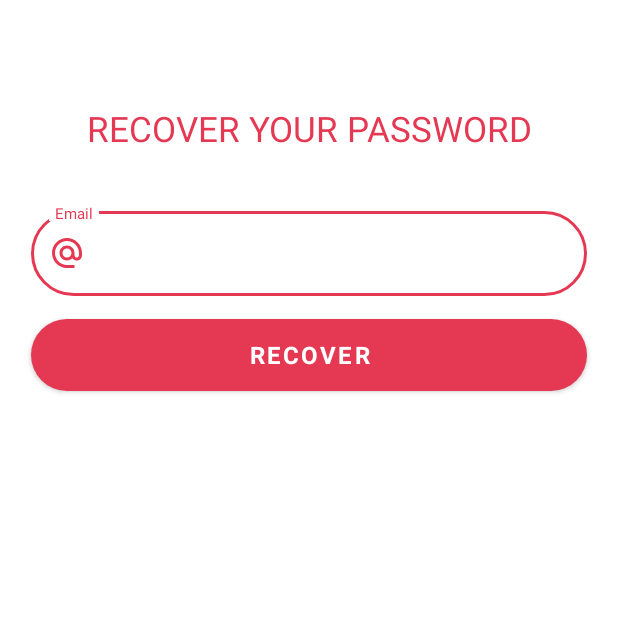
After one commit to johnkenedy/AMMarket, an Android app: the fragment ForgotPasswordFragment shown on its own in the app's theme, on a phone screen of 412 x 824 dp, the top half of it. The commit adds this screen. Run offline under Robolectric (Android 15) with nearby library versions, the phone set to English and light mode, and no system bars; our stand-ins replace Firebase (no records; nobody signed in at launch, a user with empty details on screens opened directly), data binding; Roboto replaces fonts that are not available here.

Commit message:
ForgotPasswordFragment.kt

```diff
--- a/app/src/main/java/com/am_developer/ammarket/activities/LoginActivity.kt
+++ b/app/src/main/java/com/am_developer/ammarket/activities/LoginActivity.kt
@@ -3,6 +3,7 @@ package com.am_developer.ammarket.activities
 import android.os.Bundle
 import com.am_developer.ammarket.R
 import com.am_developer.ammarket.databinding.ActivityLoginBinding
+import com.am_developer.ammarket.fragment.ForgotPasswordFragment
 import com.am_developer.ammarket.fragment.LoginFragment
 import com.am_developer.ammarket.fragment.RegisterFragment
 import com.ismaeldivita.chipnavigation.ChipNavigationBar
@@ -37,6 +38,7 @@ class LoginActivity : BaseActivity() {
                 val fragment = when (id) {
                     R.id.navigation_login -> LoginFragment()
                     R.id.navigation_register -> RegisterFragment()
+                    R.id.navigation_forgot_pasword -> ForgotPasswordFragment()
                     else -> return
                 }
 
--- /dev/null
+++ b/app/src/main/java/com/am_developer/ammarket/fragment/ForgotPasswordFragment.kt
@@ -0,0 +1,53 @@
+package com.am_developer.ammarket.fragment
+
+import android.os.Bundle
+import android.view.LayoutInflater
+import android.view.View
+import android.view.ViewGroup
+import com.am_developer.ammarket.R
+import com.am_developer.ammarket.databinding.FragmentForgotPasswordBinding
+import com.google.firebase.auth.FirebaseAuth
+
+class ForgotPasswordFragment : BaseFragment() {
+
+    private lateinit var binding: FragmentForgotPasswordBinding
+
+    override fun onCreateView(
+        inflater: LayoutInflater, container: ViewGroup?,
+        savedInstanceState: Bundle?
+    ): View {
+        binding = FragmentForgotPasswordBinding.inflate(inflater, container, false)
+
+        binding.btnRecoverPassword.setOnClickListener {
+            recoverPassword()
+        }
+
+        return binding.root
+    }
+
+    private fun recoverPassword() {
+        val email: String = binding.etRecoverEmail.text.toString().trim { it <= ' ' }
+        if (email.isEmpty()) {
+            showSnackBarInFragment(resources.getString(R.string.err_msg_enter_email), true)
+        } else {
+            showProgressDialog()
+            FirebaseAuth.getInstance().sendPasswordResetEmail(email)
+                .addOnCompleteListener { task ->
+                    hideProgressDialog()
+                    if (task.isSuccessful) {
+                        showSnackBarInFragment(
+                            resources.getString(R.string.recover_successfully_msg),
+                            false
+                        )
+                        activity?.supportFragmentManager?.beginTransaction()?.replace(
+                            R.id.login_fragment_container,
+                            LoginFragment()
+                        )?.commit()
+                    } else {
+                        showSnackBarInFragment(task.exception!!.message.toString(), true)
+                    }
+                }
+        }
+    }
+
+}
--- a/app/src/main/java/com/am_developer/ammarket/fragment/LoginFragment.kt
+++ b/app/src/main/java/com/am_developer/ammarket/fragment/LoginFragment.kt
@@ -25,9 +25,6 @@ class LoginFragment : BaseFragment() {
 
         binding.btnLoginEnter.setOnClickListener {
             logInRegisteredUser()
-        }
-        binding.tvLoginForgotPassword.setOnClickListener {
-
         }
 
         return binding.root
--- /dev/null
+++ b/app/src/main/res/layout/fragment_forgot_password.xml
@@ -0,0 +1,75 @@
+<?xml version="1.0" encoding="utf-8"?>
+<layout>
+
+    <androidx.constraintlayout.widget.ConstraintLayout xmlns:android="http://schemas.android.com/apk/res/android"
+        xmlns:tools="http://schemas.android.com/tools"
+        android:layout_width="match_parent"
+        android:layout_height="match_parent"
+        xmlns:app="http://schemas.android.com/apk/res-auto"
+        tools:context=".fragment.RegisterFragment">
+
+        <TextView
+            android:id="@+id/tv_recover_password"
+            android:layout_width="match_parent"
+            android:layout_height="wrap_content"
+            app:layout_constraintBottom_toBottomOf="parent"
+            app:layout_constraintEnd_toEndOf="parent"
+            android:text="@string/recover_your_password"
+            android:gravity="center"
+            android:textAllCaps="true"
+            android:textColor="@color/pink"
+            android:textSize="23sp"
+            android:layout_marginTop="70dp"
+            app:layout_constraintStart_toStartOf="parent"
+            app:layout_constraintTop_toTopOf="parent"
+            app:layout_constraintVertical_bias="0" />
+
+        <com.google.android.material.textfield.TextInputLayout
+            android:id="@+id/til_recover_email"
+            style="@style/Widget.MaterialComponents.TextInputLayout.OutlinedBox"
+            android:layout_width="0dp"
+            android:layout_height="wrap_content"
+            android:layout_marginTop="35dp"
+            android:hint="@string/email"
+            app:boxCornerRadiusBottomEnd="30dp"
+            app:boxCornerRadiusBottomStart="30dp"
+            app:boxCornerRadiusTopEnd="30dp"
+            app:boxCornerRadiusTopStart="30dp"
+            app:hintTextAppearance="@style/AMMarkek_font_title_thin"
+            app:hintTextColor="@color/pink"
+            app:layout_constraintEnd_toEndOf="parent"
+            app:layout_constraintStart_toStartOf="parent"
+            app:layout_constraintTop_toBottomOf="@+id/tv_recover_password"
+            app:layout_constraintWidth_percent=".9"
+            app:startIconDrawable="@drawable/ic_email"
+            app:startIconTint="@color/pink">
+
+            <EditText
+                android:id="@+id/et_recover_email"
+                style="@style/AMMarkek_font_title"
+                android:layout_width="match_parent"
+                android:layout_height="match_parent"
+                android:inputType="textEmailAddress"
+                android:textColor="@color/pink" />
+
+        </com.google.android.material.textfield.TextInputLayout>
+
+        <Button
+            android:id="@+id/btn_recover_password"
+            android:layout_width="0dp"
+            android:layout_height="wrap_content"
+            android:layout_marginTop="15dp"
+            style="@style/AMMarkek_font_title"
+            android:background="@drawable/btn_background"
+            android:text="@string/recover"
+            android:textColor="@color/white"
+            android:textSize="16sp"
+            android:textStyle="bold"
+            android:textAllCaps="false"
+            app:layout_constraintEnd_toEndOf="parent"
+            app:layout_constraintStart_toStartOf="parent"
+            app:layout_constraintTop_toBottomOf="@+id/til_recover_email"
+            app:layout_constraintWidth_percent=".9" />
+
+    </androidx.constraintlayout.widget.ConstraintLayout>
+</layout>
--- a/app/src/main/res/layout/fragment_register.xml
+++ b/app/src/main/res/layout/fragment_register.xml
@@ -16,7 +16,7 @@
         android:gravity="center"
         android:textAllCaps="true"
         android:textColor="@color/pink"
-        android:textSize="25sp"
+        android:textSize="23sp"
         android:layout_marginTop="70dp"
         app:layout_constraintStart_toStartOf="parent"
         app:layout_constraintTop_toTopOf="parent"
--- a/app/src/main/res/values-night/themes.xml
+++ b/app/src/main/res/values-night/themes.xml
@@ -12,5 +12,7 @@
         <!-- Status bar color. -->
         <item name="android:statusBarColor" tools:targetApi="l">?attr/colorPrimaryVariant</item>
         <!-- Customize your theme here. -->
+        <item name="android:screenOrientation">portrait</item>
+
     </style>
 </resources>
--- a/app/src/main/res/values/strings.xml
+++ b/app/src/main/res/values/strings.xml
@@ -34,4 +34,7 @@
     <string name="err_msg_enter_password">Please, enter password.</string>
     <string name="err_msg_enter_confirm_password">Please, confirm your password..</string>
     <string name="err_msg_password_and_confirm_password_mismatch">Password and confirm password mismatch.</string>
+    <string name="recover_your_password">Recover your password</string>
+    <string name="recover">RECOVER</string>
+    <string name="recover_successfully_msg">We sent you an email, you can change your password there!</string>
 </resources>
--- a/app/src/main/res/values/themes.xml
+++ b/app/src/main/res/values/themes.xml
@@ -13,6 +13,7 @@
         <item name="android:statusBarColor" tools:targetApi="l">?attr/colorPrimaryVariant</item>
         <!-- Customize your theme here. -->
         <item name="fontFamily">@font/alegreya_sc</item>
+        <item name="android:screenOrientation">portrait</item>
     </style>
 
     <style name="AMMarkek_font_title_thin">
```
Also changed, not shown: app/src/main/res/layout/fragment_login.xml (+1 -12 lines), app/src/main/res/menu/login_register_nav_menu.xml (+9 -0 lines), app/src/main/res/drawable/forgot.png (added).
